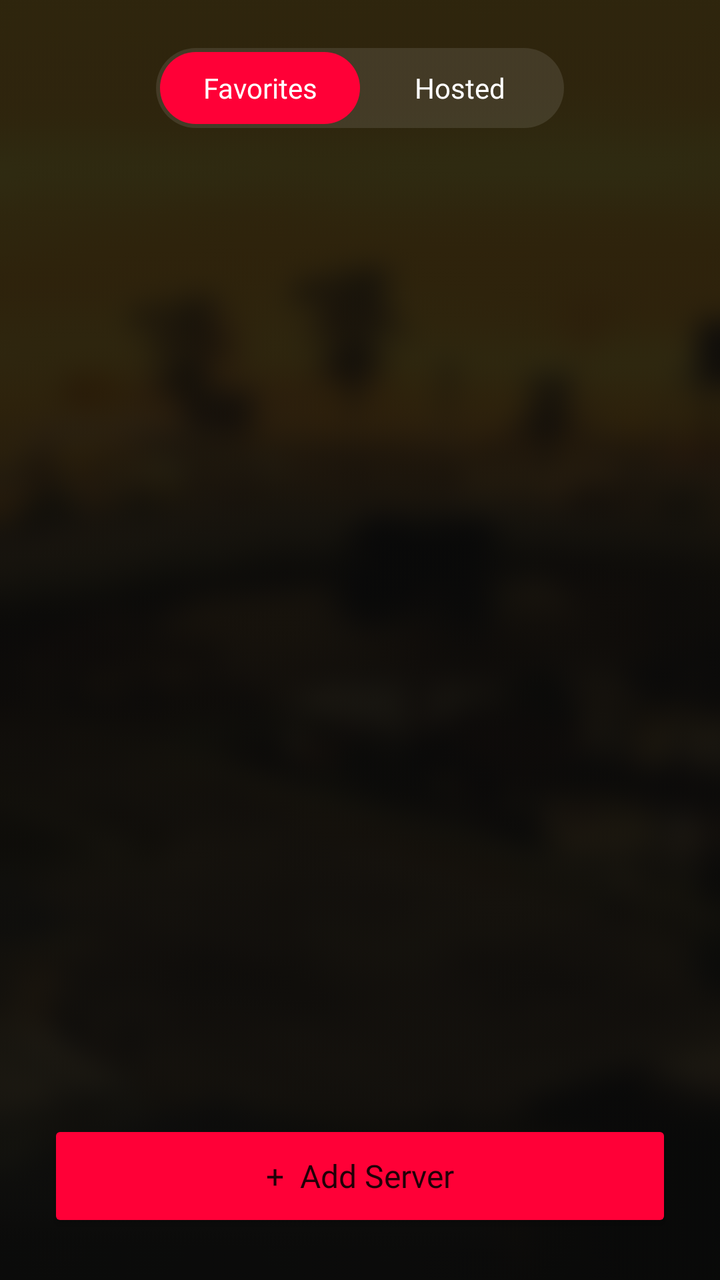
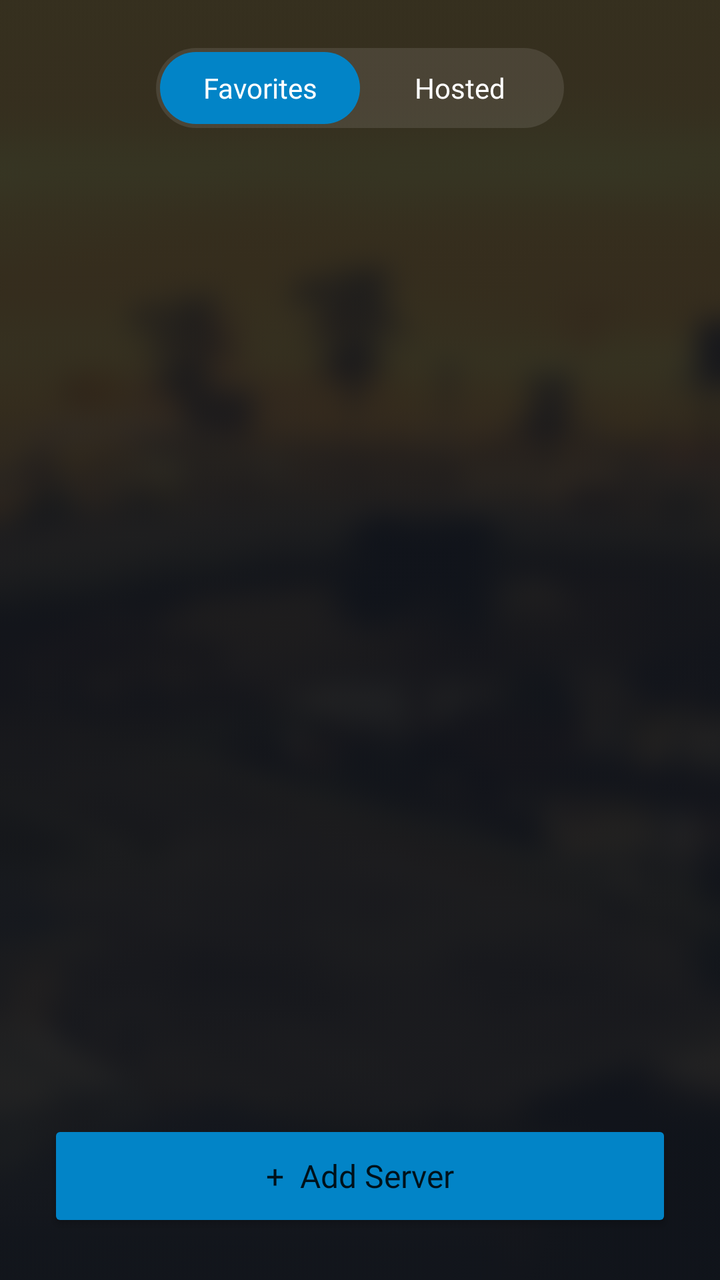

Screens rendered from an Android XML layout before and after an edit, with the pre-edit source and the edit as a unified diff.
<!-- AndroidManifest.xml: application theme Theme.AppCompat.Light.NoActionBar -->
<!-- res/layout/fragment_play.xml -->
<?xml version="1.0" encoding="utf-8"?>
<androidx.constraintlayout.widget.ConstraintLayout
    xmlns:android="http://schemas.android.com/apk/res/android"
    xmlns:app="http://schemas.android.com/apk/res-auto"
    android:layout_width="match_parent"
    android:layout_height="match_parent"
    android:background="#000000">

    <ImageView
        android:layout_width="match_parent"
        android:layout_height="match_parent"
        android:scaleType="centerCrop"
        android:alpha="0.2"
        app:srcCompat="@drawable/bg" />

    <LinearLayout
        android:id="@+id/tab_layout"
        android:layout_width="wrap_content"
        android:layout_height="40dp"
        android:layout_marginTop="24dp"
        android:background="@drawable/bg_nav_active"
        android:backgroundTint="#1AFFFFFF"
        android:padding="2dp"
        app:layout_constraintEnd_toEndOf="parent"
        app:layout_constraintStart_toStartOf="parent"
        app:layout_constraintTop_toTopOf="parent">

        <TextView
            android:id="@+id/tab_favorites"
            android:layout_width="100dp"
            android:layout_height="match_parent"
            android:background="@drawable/bg_nav_active"
            android:gravity="center"
            android:text="Favorites"
            android:textColor="#FFFFFF"
            android:fontFamily="@font/montserrat_bold" />

        <TextView
            android:id="@+id/tab_hosted"
            android:layout_width="100dp"
            android:layout_height="match_parent"
            android:gravity="center"
            android:text="Hosted"
            android:textColor="#FFFFFF"
            android:fontFamily="@font/montserrat_bold" />

    </LinearLayout>

    <androidx.recyclerview.widget.RecyclerView
        android:id="@+id/rv_servers"
        android:layout_width="match_parent"
        android:layout_height="0dp"
        android:layout_marginTop="16dp"
        android:paddingHorizontal="16dp"
        app:layout_constraintBottom_toTopOf="@+id/btn_add_server"
        app:layout_constraintTop_toBottomOf="@id/tab_layout" />

    <Button
        android:id="@+id/btn_add_server"
        android:layout_width="match_parent"
        android:layout_height="56dp"
        android:layout_margin="24dp"
        android:backgroundTint="#FF0037"
        android:text="+  Add Server"
        android:textAllCaps="false"
        android:textSize="16sp"
        android:fontFamily="@font/montserrat_bold"
        app:layout_constraintBottom_toBottomOf="parent" />

</androidx.constraintlayout.widget.ConstraintLayout>
<!-- resources referenced by this layout -->
<resources>
  <!-- drawable bg: png bitmap (drawable, 403864 bytes) -->
  <!-- drawable bg_nav_active (drawable) -->
  <?xml version="1.0" encoding="utf-8"?>
  <shape xmlns:android="http://schemas.android.com/apk/res/android">
      <solid android:color="#FF0037" />
      <corners android:radius="20dp" />
  </shape>
</resources>

<!-- the commit's change to res/layout/fragment_play.xml (unified diff, before → after) -->
@@ -4,7 +4,7 @@
     xmlns:app="http://schemas.android.com/apk/res-auto"
     android:layout_width="match_parent"
     android:layout_height="match_parent"
-    android:background="#000000">
+    android:background="#090D16">
 
     <ImageView
         android:layout_width="match_parent"
@@ -60,7 +60,7 @@
         android:layout_width="match_parent"
         android:layout_height="56dp"
         android:layout_margin="24dp"
-        android:backgroundTint="#FF0037"
+        android:backgroundTint="#0284C7"
         android:text="+  Add Server"
         android:textAllCaps="false"
         android:textSize="16sp"
<!-- resource entries referenced after the edit -->
@@ -4,7 +4,7 @@
   <!-- drawable bg_nav_active (drawable) -->
   <?xml version="1.0" encoding="utf-8"?>
   <shape xmlns:android="http://schemas.android.com/apk/res/android">
-      <solid android:color="#FF0037" />
+      <solid android:color="#0284C7" />
       <corners android:radius="20dp" />
   </shape>
 </resources>
